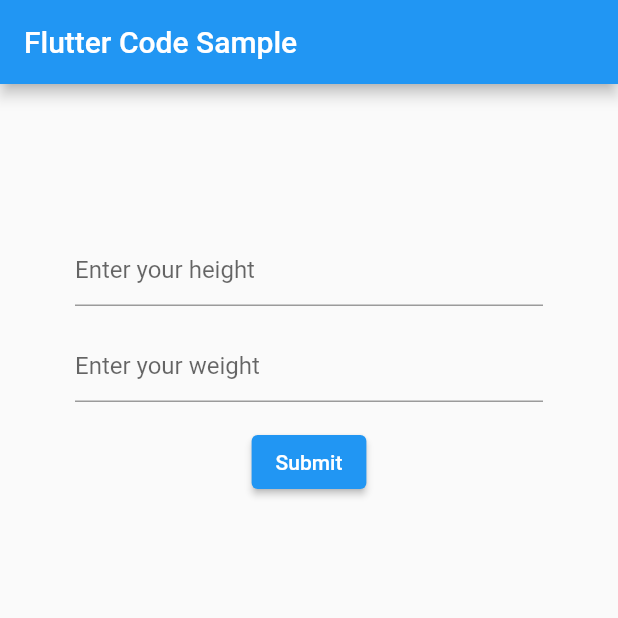
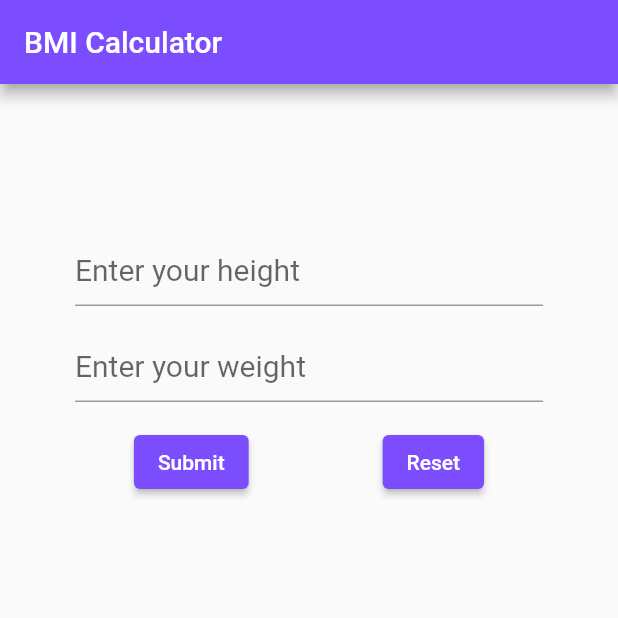
Before and after one commit to 1Leomas/UTM_PAM_labs, a Flutter app: the screen it shows after launch, on a phone screen of 412 x 824 dp, the top half of it. Run offline on Flutter 3.47's test engine with Material 2 defaults, Android fonts, the phone set to English and light mode, and no system bars.

Commit message:
lab2 flutter change design of app

```diff
--- a/lab2_flutter/lib/main.dart
+++ b/lab2_flutter/lib/main.dart
@@ -5,12 +5,19 @@ void main() => runApp(const MyApp());
 class MyApp extends StatelessWidget {
   const MyApp({super.key});
 
-  static const String _title = 'Flutter Code Sample';
+  static const String _title = 'BMI Calculator';
 
   @override
   Widget build(BuildContext context) {
     return MaterialApp(
       title: _title,
+      theme: ThemeData(
+        appBarTheme: const AppBarTheme(
+          backgroundColor: Colors.deepPurpleAccent,
+          foregroundColor: Colors.white,
+          shadowColor: Colors.grey,
+        ),
+      ),
       home: Scaffold(
         appBar: AppBar(title: const Text(_title)),
         body: const MyStatefulWidget(),
@@ -31,9 +38,10 @@ class _MyStatefulWidgetState extends State<MyStatefulWidget> {
 
   double h = 0;
   double w = 0;
-  double result = 1;
+  double result = 0.0;
 
   String bmi = '';
+  String bmi_status = '';
 
   @override
   Widget build(BuildContext context) {
@@ -45,6 +53,7 @@ class _MyStatefulWidgetState extends State<MyStatefulWidget> {
           Padding(
             padding: const EdgeInsets.fromLTRB(50, 100, 50, 0),
             child: TextFormField(
+              style: const TextStyle (fontSize: 20),
               decoration: const InputDecoration(
                 hintText: 'Enter your height',
               ),
@@ -57,7 +66,7 @@ class _MyStatefulWidgetState extends State<MyStatefulWidget> {
               },
               onChanged: (value){
                 setState(() {
-                  h= double.parse(value);
+                  h = double.parse(value)/100;
                 });
               },
             ),
@@ -65,6 +74,7 @@ class _MyStatefulWidgetState extends State<MyStatefulWidget> {
           Padding(
             padding: const EdgeInsets.fromLTRB(50, 16, 50, 0),
             child: TextFormField(
+              style: const TextStyle (fontSize: 20),
               decoration: const InputDecoration(
                 hintText: 'Enter your weight',
               ),
@@ -75,6 +85,7 @@ class _MyStatefulWidgetState extends State<MyStatefulWidget> {
                 }
                 return null;
               },
+
               onChanged: (value){
                 setState(() {
                   w = double.parse(value);
@@ -82,23 +93,71 @@ class _MyStatefulWidgetState extends State<MyStatefulWidget> {
               },
             ),
           ),
+          Flexible(
+              child: Row(
+                mainAxisAlignment: MainAxisAlignment.spaceEvenly,
+                children: [
                   Padding(
                     padding: const EdgeInsets.fromLTRB(0, 16, 0, 0),
                     child: ElevatedButton(
                       onPressed: () {
-                // Validate will return true if the form is valid, or false if
-                // the form is invalid.
                         if (_formKey.currentState!.validate()) {
                           setState(() {
                             result = w/(h*h);
                             bmi = result.toStringAsFixed(1);
+
+                            if(result < 18.5) bmi_status = 'Underweight';
+                            if(result > 18.5 && result < 24.9) bmi_status = 'Normal weight';
+                            if(result > 25.0 && result < 29.9) bmi_status = 'Overweight';
+                            if(result > 30) bmi_status = 'Obesity';
                           });
                         }
                       },
+                      style: ElevatedButton.styleFrom(
+                        backgroundColor: Colors.deepPurpleAccent,
+                      ),
                       child: const Text('Submit'),
                     ),
                   ),
-          Text(bmi)
+                  Padding(
+                    padding: const EdgeInsets.fromLTRB(0, 16, 0, 0),
+                    child: ElevatedButton(
+                      onPressed: () {
+                        if (_formKey.currentState!.validate()) {
+                          _formKey.currentState?.reset();
+                          setState(() {
+                            bmi = '';
+                            bmi_status = '';
+                          });
+                        }
+                      },
+                      style: ElevatedButton.styleFrom(
+                        backgroundColor: Colors.deepPurpleAccent,
+                      ),
+                      child: const Text('Reset'),
+                    ),
+                  ),
+                ],
+              ),
+          ),
+          Padding(
+            padding: const EdgeInsets.fromLTRB(0, 26, 0, 0),
+            child: Text(
+              //bmi,
+              bmi = bmi.isNotEmpty ? 'Your BMI is $bmi' : '',
+              //myController.text = (myController.text.isNotEmpty) ? 'Your BMI is ${myController.text}' : '',
+              style: const TextStyle (fontSize: 28),
+            ),
+          ),
+          Padding(
+            padding: const EdgeInsets.fromLTRB(0, 26, 0, 0),
+            child: Text(
+              //bmi_status,
+              bmi_status = bmi.isNotEmpty ? bmi_status : '',
+              //myController.text = (myController.text.isNotEmpty) ? bmi_status: '',
+              style: const TextStyle (fontSize: 28),
+            ),
+          ),
         ],
       ),
     );
```
Lines whose indentation alone changed are shown as unchanged.
